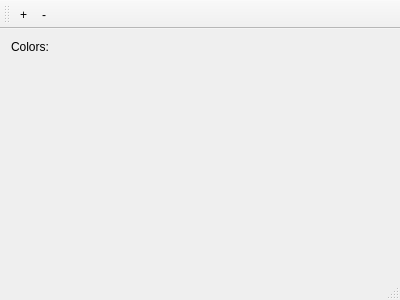
Qt form MainWindow.ui (aleksey-yaroslavcev/colorPicker) before a commit.
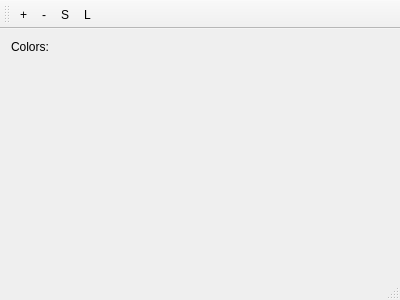
The same form after that commit.

Commit message: realized save to file and load from file functions

```diff
--- a/MainWindow.ui
+++ b/MainWindow.ui
@@ -59,6 +59,8 @@
    </attribute>
    <addaction name="actionAddColor"/>
    <addaction name="actionRemoveLastColor"/>
+   <addaction name="actionSaveToFile"/>
+   <addaction name="actionLoadFromFile"/>
   </widget>
   <widget class="QStatusBar" name="statusBar"/>
   <action name="actionAddColor">
@@ -77,6 +79,22 @@
     <string>Del</string>
    </property>
   </action>
+  <action name="actionSaveToFile">
+   <property name="text">
+    <string>S</string>
+   </property>
+   <property name="toolTip">
+    <string>Save colors to file</string>
+   </property>
+  </action>
+  <action name="actionLoadFromFile">
+   <property name="text">
+    <string>L</string>
+   </property>
+   <property name="toolTip">
+    <string>Load colors from file</string>
+   </property>
+  </action>
  </widget>
  <layoutdefault spacing="6" margin="11"/>
  <resources/>
```
Left out of the diff: 8 changed lines with no effect on the pictures. The commit also changes 2 other files.
